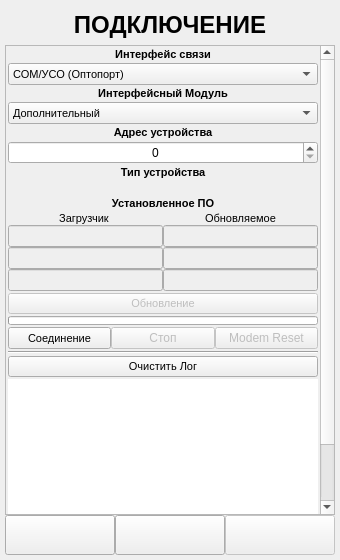
This is ANDROID_FORMS/open_connection_form.ui in DavidSiegman/PLC_RF_Configurator as Qt 5 draws it before an edit. The edited form follows.
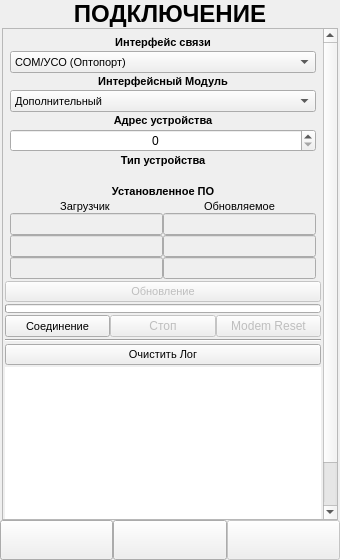
This is the edited form. Icons and pictures are not drawn.

What changed in the file:
```diff
--- a/ANDROID_FORMS/open_connection_form.ui
+++ b/ANDROID_FORMS/open_connection_form.ui
@@ -13,26 +13,26 @@
   <property name="windowTitle">
    <string>Form</string>
   </property>
-  <layout class="QGridLayout" name="gridLayout">
+  <layout class="QVBoxLayout" name="verticalLayout_5">
+   <property name="spacing">
+    <number>0</number>
+   </property>
    <property name="leftMargin">
-    <number>5</number>
+    <number>0</number>
    </property>
    <property name="topMargin">
-    <number>5</number>
+    <number>0</number>
    </property>
    <property name="rightMargin">
-    <number>5</number>
+    <number>0</number>
    </property>
    <property name="bottomMargin">
-    <number>5</number>
-   </property>
-   <property name="spacing">
     <number>0</number>
    </property>
-   <item row="0" column="0">
+   <item>
     <widget class="QLabel" name="label_1">
      <property name="sizePolicy">
-      <sizepolicy hsizetype="Preferred" vsizetype="Minimum">
+      <sizepolicy hsizetype="Expanding" vsizetype="Minimum">
        <horstretch>0</horstretch>
        <verstretch>0</verstretch>
       </sizepolicy>
@@ -40,7 +40,7 @@
      <property name="minimumSize">
       <size>
        <width>0</width>
-       <height>40</height>
+       <height>0</height>
       </size>
      </property>
      <property name="font">
@@ -59,7 +59,28 @@
      </property>
     </widget>
    </item>
-   <item row="1" column="0">
+   <item>
+    <widget class="QWidget" name="Main_Widget" native="true">
+     <property name="styleSheet">
+      <string notr="true"/>
+     </property>
+     <layout class="QVBoxLayout" name="verticalLayout_6">
+      <property name="spacing">
+       <number>0</number>
+      </property>
+      <property name="leftMargin">
+       <number>2</number>
+      </property>
+      <property name="topMargin">
+       <number>0</number>
+      </property>
+      <property name="rightMargin">
+       <number>2</number>
+      </property>
+      <property name="bottomMargin">
+       <number>0</number>
+      </property>
+      <item>
     <widget class="QScrollArea" name="scrollArea">
      <property name="sizePolicy">
       <sizepolicy hsizetype="Minimum" vsizetype="Expanding">
@@ -78,8 +99,8 @@
        <rect>
         <x>0</x>
         <y>0</y>
-        <width>311</width>
-        <height>559</height>
+           <width>317</width>
+           <height>564</height>
        </rect>
       </property>
       <layout class="QVBoxLayout" name="verticalLayout_3">
@@ -99,6 +120,24 @@
         <number>2</number>
        </property>
        <item>
+           <widget class="QWidget" name="InterfaceWidget" native="true">
+            <layout class="QVBoxLayout" name="verticalLayout_2">
+             <property name="spacing">
+              <number>0</number>
+             </property>
+             <property name="leftMargin">
+              <number>5</number>
+             </property>
+             <property name="topMargin">
+              <number>5</number>
+             </property>
+             <property name="rightMargin">
+              <number>5</number>
+             </property>
+             <property name="bottomMargin">
+              <number>0</number>
+             </property>
+             <item>
         <layout class="QGridLayout" name="gridLayout_2">
          <property name="horizontalSpacing">
           <number>0</number>
@@ -717,6 +756,9 @@
          </item>
         </layout>
        </item>
+            </layout>
+           </widget>
+          </item>
        <item>
         <widget class="QPushButton" name="Update">
          <property name="enabled">
@@ -942,8 +984,32 @@
      </widget>
     </widget>
    </item>
-   <item row="2" column="0">
-    <layout class="QHBoxLayout" name="horizontalLayout">
+     </layout>
+    </widget>
+   </item>
+   <item>
+    <widget class="QWidget" name="DownPanel_Widget" native="true">
+     <property name="styleSheet">
+      <string notr="true"/>
+     </property>
+     <layout class="QVBoxLayout" name="verticalLayout_4">
+      <property name="spacing">
+       <number>0</number>
+      </property>
+      <property name="leftMargin">
+       <number>0</number>
+      </property>
+      <property name="topMargin">
+       <number>0</number>
+      </property>
+      <property name="rightMargin">
+       <number>0</number>
+      </property>
+      <property name="bottomMargin">
+       <number>0</number>
+      </property>
+      <item>
+       <layout class="QHBoxLayout" name="horizontalLayout_2">
      <property name="spacing">
       <number>0</number>
      </property>
@@ -1015,6 +1081,27 @@
       </widget>
      </item>
      <item>
+         <widget class="QWidget" name="Next_Widget" native="true">
+          <property name="enabled">
+           <bool>false</bool>
+          </property>
+          <layout class="QVBoxLayout" name="verticalLayout">
+           <property name="spacing">
+            <number>0</number>
+           </property>
+           <property name="leftMargin">
+            <number>0</number>
+           </property>
+           <property name="topMargin">
+            <number>0</number>
+           </property>
+           <property name="rightMargin">
+            <number>0</number>
+           </property>
+           <property name="bottomMargin">
+            <number>0</number>
+           </property>
+           <item>
       <widget class="QPushButton" name="Next">
        <property name="enabled">
         <bool>false</bool>
@@ -1047,6 +1134,12 @@
       </widget>
      </item>
     </layout>
+         </widget>
+        </item>
+       </layout>
+      </item>
+     </layout>
+    </widget>
    </item>
   </layout>
  </widget>
```
Left out of the diff: 2 changed lines with no effect on the pictures. Lines whose indentation alone changed are shown as unchanged.
